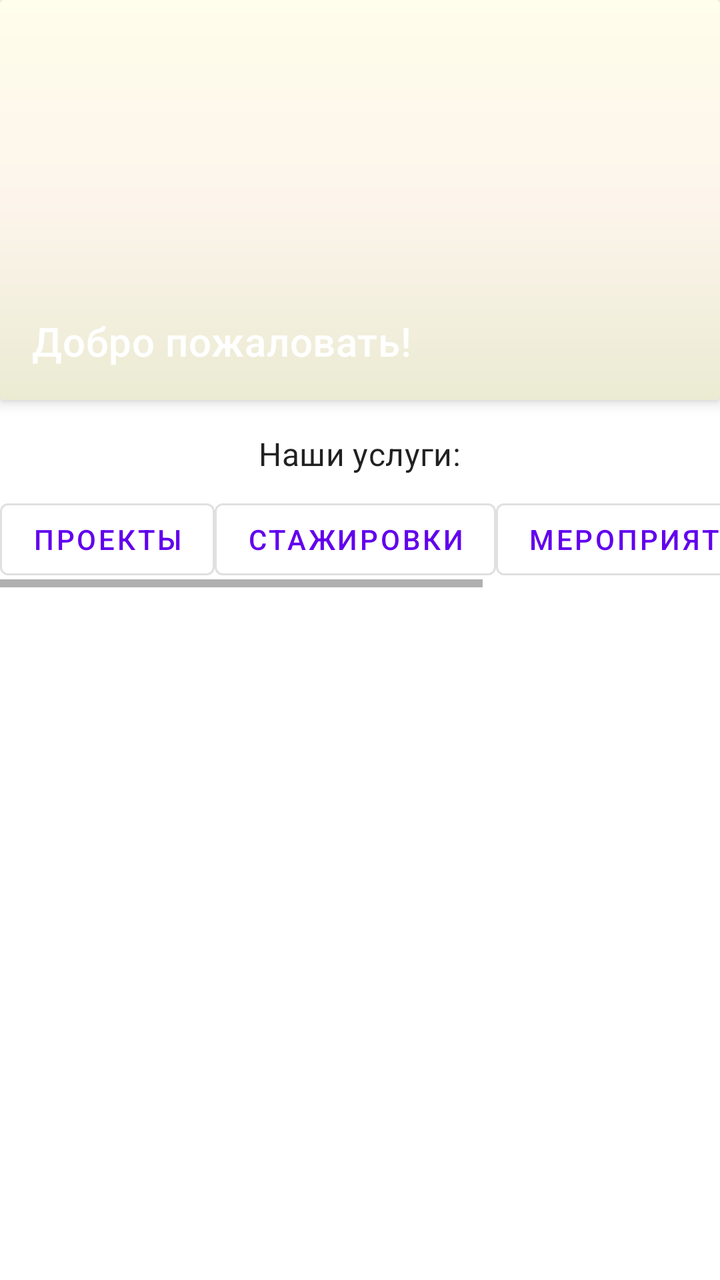
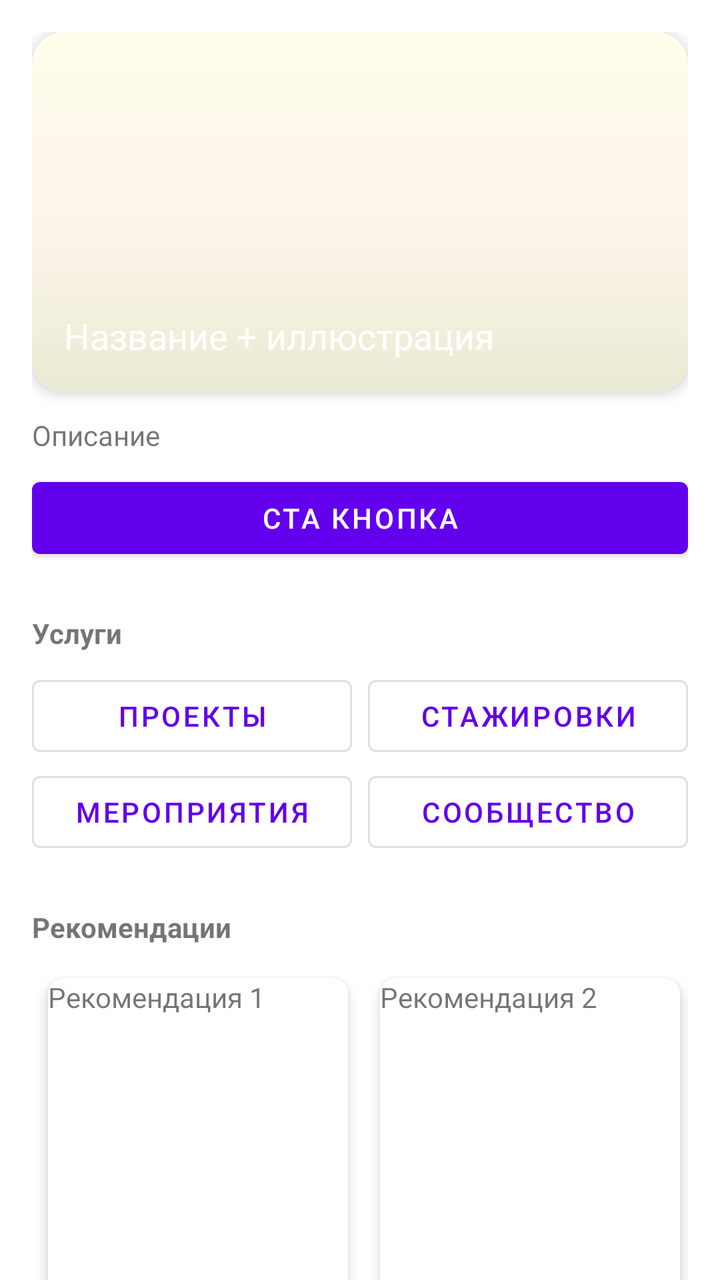

Screens rendered from an Android XML layout before and after an edit, with the pre-edit source and the edit as a unified diff.
<!-- AndroidManifest.xml: application theme Theme.MyApplication -->
<!-- res/layout/fragment_home.xml -->
<?xml version="1.0" encoding="utf-8"?>
<androidx.constraintlayout.widget.ConstraintLayout xmlns:android="http://schemas.android.com/apk/res/android"
    xmlns:app="http://schemas.android.com/apk/res-auto"
    xmlns:tools="http://schemas.android.com/tools"
    android:layout_width="match_parent"
    android:layout_height="match_parent">

    <androidx.cardview.widget.CardView
        android:id="@+id/homeHeaderCard"
        android:layout_width="match_parent"
        android:layout_height="200dp"
        app:layout_constraintTop_toTopOf="parent"
        app:layout_constraintStart_toStartOf="parent"
        app:layout_constraintEnd_toEndOf="parent"
        app:cardElevation="4dp">

        <LinearLayout
            android:layout_width="match_parent"
            android:layout_height="match_parent"
            android:gravity="bottom|left"
            android:background="@drawable/header_background"
            android:orientation="vertical"
            android:padding="16dp">

            <TextView
                android:layout_width="wrap_content"
                android:layout_height="wrap_content"
                android:text="Добро пожаловать!"
                android:textAppearance="@style/TextAppearance.MaterialComponents.Headline6"
                android:textColor="@color/white"/>

        </LinearLayout>

    </androidx.cardview.widget.CardView>

    <TextView
        android:id="@+id/servicesLabel"
        android:layout_width="wrap_content"
        android:layout_height="wrap_content"
        android:text="Наши услуги:"
        android:textAppearance="@style/TextAppearance.MaterialComponents.Subtitle1"
        android:layout_marginTop="16dp"
        app:layout_constraintTop_toBottomOf="@id/homeHeaderCard"
        app:layout_constraintStart_toStartOf="parent"
        app:layout_constraintEnd_toEndOf="parent"/>

    <HorizontalScrollView
        android:layout_width="match_parent"
        android:layout_height="wrap_content"
        android:layout_marginTop="8dp"
        app:layout_constraintTop_toBottomOf="@id/servicesLabel"
        app:layout_constraintStart_toStartOf="parent"
        app:layout_constraintEnd_toEndOf="parent">

        <LinearLayout
            android:id="@+id/serviceButtonsContainer"
            android:layout_width="wrap_content"
            android:layout_height="wrap_content"
            android:orientation="horizontal">

            <Button
                android:layout_width="wrap_content"
                android:layout_height="wrap_content"
                android:text="Проекты"
                style="@style/Widget.MaterialComponents.Button.OutlinedButton"/>

            <Button
                android:layout_width="wrap_content"
                android:layout_height="wrap_content"
                android:text="Стажировки"
                style="@style/Widget.MaterialComponents.Button.OutlinedButton"/>

            <Button
                android:layout_width="wrap_content"
                android:layout_height="wrap_content"
                android:text="Мероприятия"
                style="@style/Widget.MaterialComponents.Button.OutlinedButton"/>

            <Button
                android:layout_width="wrap_content"
                android:layout_height="wrap_content"
                android:text="Сообщество"
                style="@style/Widget.MaterialComponents.Button.OutlinedButton"/>

        </LinearLayout>

    </HorizontalScrollView>

    <TextView
        android:id="@+id/recommendationsLabel"
        android:layout_width="wrap_content"
        android:layout_height="wrap_content"
        android:text="Рекомендуем:"
        android:textAppearance="@style/TextAppearance.MaterialComponents.Subtitle1"
        android:layout_marginTop="16dp"
        app:layout_constraintTop_toBottomOf="@id/serviceButtonsContainer"
        app:layout_constraintStart_toStartOf="parent"
        app:layout_constraintEnd_toEndOf="parent"
        tools:ignore="NotSibling" />

    <androidx.recyclerview.widget.RecyclerView
        android:id="@+id/recommendationsRecyclerView"
        android:layout_width="match_parent"
        android:layout_height="wrap_content"
        android:layout_marginTop="8dp"
        app:layout_constraintTop_toBottomOf="@id/recommendationsLabel"
        app:layout_constraintStart_toStartOf="parent"
        app:layout_constraintEnd_toEndOf="parent"/>


</androidx.constraintlayout.widget.ConstraintLayout>
<!-- resources referenced by this layout -->
<resources>
  <color name="white">#FFFFFFFF</color>
  <!-- drawable header_background (drawable) -->
  <shape xmlns:android="http://schemas.android.com/apk/res/android">
      <corners android:radius="0dp"/>
  
      <gradient
          android:angle="270"
          android:endColor="#FFEBEBD3"
          android:centerColor="#FFFDF5EC"
          android:startColor="#FFFFFDEB" />
  </shape>
  <style name="Theme.MyApplication" parent="Theme.MaterialComponents.DayNight.DarkActionBar">
          
          <item name="colorPrimary">@color/purple_500</item>
          <item name="colorPrimaryVariant">@color/purple_700</item>
          <item name="colorOnPrimary">@color/white</item>
          
          <item name="colorSecondary">@color/teal_200</item>
          <item name="colorSecondaryVariant">@color/teal_700</item>
          <item name="colorOnSecondary">@color/black</item>
          
          <item name="android:statusBarColor">?attr/colorPrimaryVariant</item>
          
      </style>
  <color name="purple_500">#FF6200EE</color>
  <color name="purple_700">#FF3700B3</color>
  <color name="teal_200">#FF03DAC5</color>
  <color name="teal_700">#FF018786</color>
  <color name="black">#FF000000</color>
</resources>

<!-- the commit's change to res/layout/fragment_home.xml (unified diff, before → after) -->
@@ -1,111 +1,210 @@
 <?xml version="1.0" encoding="utf-8"?>
-<androidx.constraintlayout.widget.ConstraintLayout xmlns:android="http://schemas.android.com/apk/res/android"
+<androidx.core.widget.NestedScrollView
+    xmlns:android="http://schemas.android.com/apk/res/android"
     xmlns:app="http://schemas.android.com/apk/res-auto"
     xmlns:tools="http://schemas.android.com/tools"
     android:layout_width="match_parent"
     android:layout_height="match_parent">
 
-    <androidx.cardview.widget.CardView
-        android:id="@+id/homeHeaderCard"
-        android:layout_width="match_parent"
-        android:layout_height="200dp"
-        app:layout_constraintTop_toTopOf="parent"
-        app:layout_constraintStart_toStartOf="parent"
-        app:layout_constraintEnd_toEndOf="parent"
-        app:cardElevation="4dp">
-
-        <LinearLayout
-            android:layout_width="match_parent"
-            android:layout_height="match_parent"
-            android:gravity="bottom|left"
-            android:background="@drawable/header_background"
-            android:orientation="vertical"
-            android:padding="16dp">
-
-            <TextView
-                android:layout_width="wrap_content"
-                android:layout_height="wrap_content"
-                android:text="Добро пожаловать!"
-                android:textAppearance="@style/TextAppearance.MaterialComponents.Headline6"
-                android:textColor="@color/white"/>
-
-        </LinearLayout>
-
-    </androidx.cardview.widget.CardView>
-
-    <TextView
-        android:id="@+id/servicesLabel"
-        android:layout_width="wrap_content"
-        android:layout_height="wrap_content"
-        android:text="Наши услуги:"
-        android:textAppearance="@style/TextAppearance.MaterialComponents.Subtitle1"
-        android:layout_marginTop="16dp"
-        app:layout_constraintTop_toBottomOf="@id/homeHeaderCard"
-        app:layout_constraintStart_toStartOf="parent"
-        app:layout_constraintEnd_toEndOf="parent"/>
-
-    <HorizontalScrollView
+    <LinearLayout
         android:layout_width="match_parent"
         android:layout_height="wrap_content"
-        android:layout_marginTop="8dp"
-        app:layout_constraintTop_toBottomOf="@id/servicesLabel"
-        app:layout_constraintStart_toStartOf="parent"
-        app:layout_constraintEnd_toEndOf="parent">
-
-        <LinearLayout
-            android:id="@+id/serviceButtonsContainer"
+        android:orientation="vertical"
+        android:padding="16dp">
+
+        <androidx.cardview.widget.CardView
+            android:layout_width="match_parent"
+            android:layout_height="180dp"
+            app:cardCornerRadius="16dp"
+            app:cardElevation="4dp">
+
+            <LinearLayout
+                android:layout_width="match_parent"
+                android:layout_height="match_parent"
+                android:orientation="vertical"
+                android:gravity="bottom"
+                android:background="@drawable/header_background"
+                android:padding="16dp">
+
+                <TextView
+                    android:text="Название + иллюстрация"
+                    android:textColor="@android:color/white"
+                    android:textSize="18sp"
+                    android:layout_height="wrap_content"
+                    android:layout_width="wrap_content"
+                    tools:ignore="HardcodedText" />
+
+            </LinearLayout>
+        </androidx.cardview.widget.CardView>
+
+        <TextView
+            android:layout_width="match_parent"
+            android:layout_height="wrap_content"
+            android:text="Описание"
+            android:layout_marginTop="12dp"
+            tools:ignore="HardcodedText" />
+
+        <Button
+            android:id="@+id/ctaButton"
+            android:layout_width="match_parent"
+            android:layout_height="wrap_content"
+            android:text="CTA кнопка"
+            android:layout_marginTop="8dp"
+            tools:ignore="HardcodedText" />
+
+        <TextView
+            android:text="Услуги"
+            android:textStyle="bold"
+            android:layout_marginTop="24dp"
             android:layout_width="wrap_content"
             android:layout_height="wrap_content"
-            android:orientation="horizontal">
-
-            <Button
+            tools:ignore="HardcodedText" />
+
+        <GridLayout
+            android:layout_width="match_parent"
+            android:layout_height="wrap_content"
+            android:columnCount="2"
+            android:alignmentMode="alignMargins"
+            android:columnOrderPreserved="false"
+            android:layout_marginTop="8dp">
+
+            <Button
+                android:id="@+id/btnProjects"
+                android:text="Проекты"
+                style="@style/Widget.MaterialComponents.Button.OutlinedButton"
+                android:layout_width="0dp"
+                android:layout_height="wrap_content"
+                android:layout_columnWeight="1"
+                android:layout_marginEnd="8dp"
+                tools:ignore="HardcodedText" />
+
+            <Button
+                android:id="@+id/btnInternships"
+                android:text="Стажировки"
+                style="@style/Widget.MaterialComponents.Button.OutlinedButton"
+                android:layout_width="0dp"
+                android:layout_height="wrap_content"
+                android:layout_columnWeight="1"
+                tools:ignore="HardcodedText" />
+
+            <Button
+                android:id="@+id/btnEvents"
+                style="@style/Widget.MaterialComponents.Button.OutlinedButton"
+                android:layout_width="0dp"
+                android:layout_height="wrap_content"
+                android:layout_row="1"
+                android:layout_column="0"
+                android:layout_columnWeight="1"
+                android:layout_marginEnd="8dp"
+                android:text="Мероприятия"
+                tools:ignore="HardcodedText" />
+
+            <Button
+                android:id="@+id/btnCommunity"
+                android:text="Сообщество"
+                style="@style/Widget.MaterialComponents.Button.OutlinedButton"
+                android:layout_width="0dp"
+                android:layout_height="wrap_content"
+                android:layout_columnWeight="1"
+                android:layout_row="1"
+                tools:ignore="HardcodedText" />
+
+        </GridLayout>
+
+        <TextView
+            android:text="Рекомендации"
+            android:textStyle="bold"
+            android:layout_marginTop="24dp"
+            android:id="@+id/recommendationsTitle"
+            android:layout_width="wrap_content"
+            android:layout_height="wrap_content"
+            tools:ignore="HardcodedText" />
+
+        <HorizontalScrollView
+            android:id="@+id/RecommendationView"
+            android:layout_width="match_parent"
+            android:layout_height="180dp"
+            android:layout_marginTop="8dp"
+            app:layout_constraintTop_toBottomOf="@id/similar_projects_label"
+            app:layout_constraintStart_toStartOf="parent"
+            app:layout_constraintEnd_toEndOf="parent">
+
+            <LinearLayout
                 android:layout_width="wrap_content"
-                android:layout_height="wrap_content"
-                android:text="Проекты"
-                style="@style/Widget.MaterialComponents.Button.OutlinedButton"/>
-
-            <Button
-                android:layout_width="wrap_content"
-                android:layout_height="wrap_content"
-                android:text="Стажировки"
-                style="@style/Widget.MaterialComponents.Button.OutlinedButton"/>
-
-            <Button
-                android:layout_width="wrap_content"
-                android:layout_height="wrap_content"
-                android:text="Мероприятия"
-                style="@style/Widget.MaterialComponents.Button.OutlinedButton"/>
-
-            <Button
-                android:layout_width="wrap_content"
-                android:layout_height="wrap_content"
-                android:text="Сообщество"
-                style="@style/Widget.MaterialComponents.Button.OutlinedButton"/>
-
-        </LinearLayout>
-
-    </HorizontalScrollView>
-
-    <TextView
-        android:id="@+id/recommendationsLabel"
-        android:layout_width="wrap_content"
-        android:layout_height="wrap_content"
-        android:text="Рекомендуем:"
-        android:textAppearance="@style/TextAppearance.MaterialComponents.Subtitle1"
-        android:layout_marginTop="16dp"
-        app:layout_constraintTop_toBottomOf="@id/serviceButtonsContainer"
-        app:layout_constraintStart_toStartOf="parent"
-        app:layout_constraintEnd_toEndOf="parent"
-        tools:ignore="NotSibling" />
-
-    <androidx.recyclerview.widget.RecyclerView
-        android:id="@+id/recommendationsRecyclerView"
-        android:layout_width="match_parent"
-        android:layout_height="wrap_content"
-        android:layout_marginTop="8dp"
-        app:layout_constraintTop_toBottomOf="@id/recommendationsLabel"
-        app:layout_constraintStart_toStartOf="parent"
-        app:layout_constraintEnd_toEndOf="parent"/>
-
-
-</androidx.constraintlayout.widget.ConstraintLayout>
+                android:layout_height="match_parent"
+                android:orientation="horizontal">
+
+                <androidx.cardview.widget.CardView
+                    android:layout_width="150dp"
+                    android:layout_height="match_parent"
+                    android:layout_margin="8dp"
+                    app:cardCornerRadius="8dp"
+                    app:cardElevation="4dp">
+                    <TextView
+                        android:layout_width="wrap_content"
+                        android:layout_height="wrap_content"
+                        android:text="Рекомендация 1"
+                        tools:ignore="HardcodedText" />
+                </androidx.cardview.widget.CardView>
+
+                <androidx.cardview.widget.CardView
+                    android:layout_width="150dp"
+                    android:layout_height="match_parent"
+                    android:layout_margin="8dp"
+                    app:cardCornerRadius="8dp"
+                    app:cardElevation="4dp">
+                    <TextView
+                        android:layout_width="wrap_content"
+                        android:layout_height="wrap_content"
+                        android:text="Рекомендация 2"
+                        tools:ignore="HardcodedText" />
+                </androidx.cardview.widget.CardView>
+
+                <androidx.cardview.widget.CardView
+                    android:layout_width="150dp"
+                    android:layout_height="match_parent"
+                    android:layout_margin="8dp"
+                    app:cardCornerRadius="8dp"
+                    app:cardElevation="4dp">
+                    <TextView
+                        android:layout_width="wrap_content"
+                        android:layout_height="wrap_content"
+                        android:text="Рекомендация 3"
+                        tools:ignore="HardcodedText" />
+                </androidx.cardview.widget.CardView>
+
+                <androidx.cardview.widget.CardView
+                    android:layout_width="150dp"
+                    android:layout_height="match_parent"
+                    android:layout_margin="8dp"
+                    app:cardCornerRadius="8dp"
+                    app:cardElevation="4dp">
+                    <TextView
+                        android:layout_width="wrap_content"
+                        android:layout_height="wrap_content"
+                        android:text="Рекомендация 4"
+                        tools:ignore="HardcodedText" />
+                </androidx.cardview.widget.CardView>
+
+            </LinearLayout>
+        </HorizontalScrollView>
+
+
+        <TextView
+            android:text="Наши новости"
+            android:textStyle="bold"
+            android:id="@+id/newsTitle"
+            android:layout_marginTop="24dp"
+            android:layout_width="wrap_content"
+            android:layout_height="wrap_content"
+            tools:ignore="HardcodedText" />
+
+        <androidx.recyclerview.widget.RecyclerView
+            android:id="@+id/newsRecyclerView"
+            android:layout_width="match_parent"
+            android:nestedScrollingEnabled="false"
+            android:clipToPadding="false"
+            android:layout_height="wrap_content"/>
+
+    </LinearLayout>
+</androidx.core.widget.NestedScrollView>
